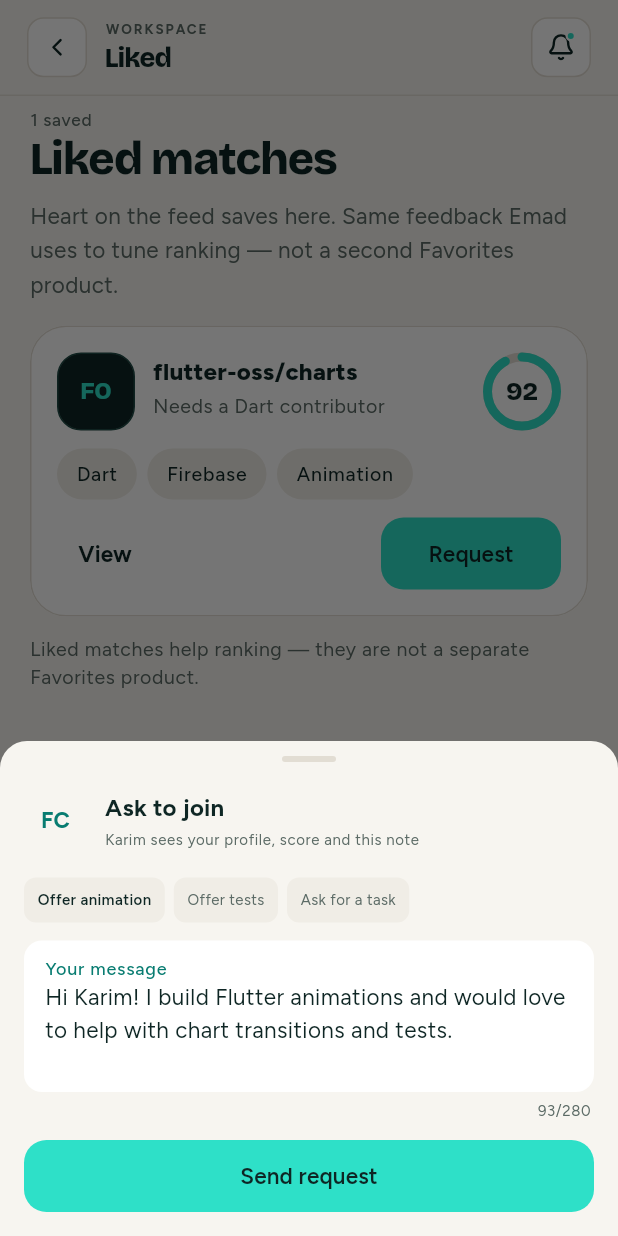
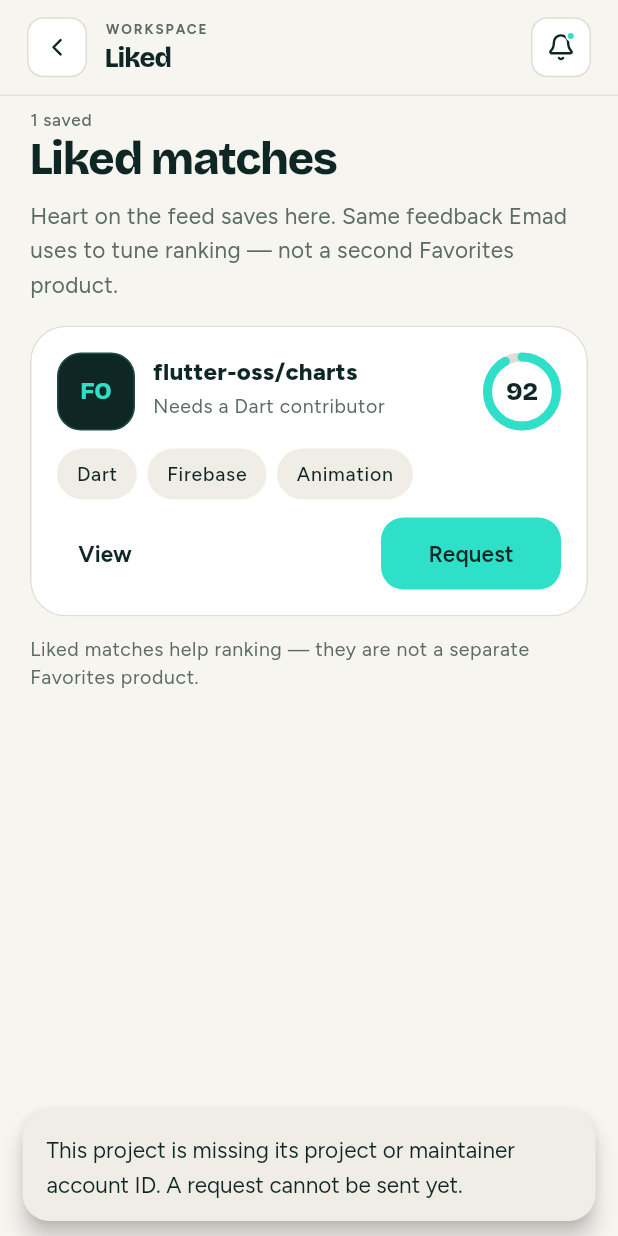
Before and after one commit to devDoniaAlhosin/devsync-open-source-collaboration-app, a Flutter app: the LikedMatchesScreen screen opened by its route, after a tap on "Request", on a phone screen of 412 x 824 dp. Run offline on Flutter 3.47's test engine with Material 3 defaults, Android fonts, the phone set to English and light mode, and no system bars; our stand-ins replace cloud_firestore, equatable, firebase_auth, firebase_core, firebase_messaging, flutter_bloc and 5 more; accounts and stored records are empty.

Commit message:
feat(requests): complete owner-aware collaboration request flow

```diff
--- a/lib/core/di/injection.dart
+++ b/lib/core/di/injection.dart
@@ -163,7 +163,10 @@ void _registerProjects() {
   getIt
     ..registerLazySingleton(ProjectsLocalDataSource.new)
     ..registerLazySingleton<ProjectsRepository>(
-      () => ProjectsRepositoryImpl(localDataSource: getIt()),
+      () => ProjectsRepositoryImpl(
+        localDataSource: getIt(),
+        firebaseAuth: getIt<FirebaseAuth>(),
+      ),
     )
     ..registerLazySingleton(() => GetProjects(getIt()))
     ..registerLazySingleton(() => GetProjectStats(getIt()))
--- a/lib/features/matching/presentation/screens/liked_matches_screen.dart
+++ b/lib/features/matching/presentation/screens/liked_matches_screen.dart
@@ -91,6 +91,8 @@ class LikedMatchesScreen extends StatelessWidget {
                               projectName: match.projectName,
                               maintainerName: 'Karim',
                               initials: initialsFromTitle(match.projectName),
+                              projectId: match.projectId,
+                              ownerId: match.maintainerId,
                               matchPercent: match.score.round(),
                             );
                           },
@@ -158,9 +160,7 @@ class _LikedMatchCard extends StatelessWidget {
                     const SizedBox(height: 2),
                     Text(
                       match.description,
-                      style: textTheme.bodySmall?.copyWith(
-                        color: ds.textMuted,
-                      ),
+                      style: textTheme.bodySmall?.copyWith(color: ds.textMuted),
                     ),
                   ],
                 ),
--- a/lib/features/matching/presentation/widgets/project_details_chrome.dart
+++ b/lib/features/matching/presentation/widgets/project_details_chrome.dart
@@ -26,6 +26,8 @@ class CollaborationAction extends StatelessWidget {
       projectName: match.projectName,
       maintainerName: maintainerName,
       initials: initialsFromTitle(match.projectName),
+      projectId: match.projectId,
+      ownerId: match.maintainerId,
       matchPercent: match.score.round(),
     );
   }
--- a/lib/features/projects/domain/entities/project.dart
+++ b/lib/features/projects/domain/entities/project.dart
@@ -10,6 +10,7 @@ class Project {
     required this.requestsCount,
     required this.matchPercentage,
     required this.isOwner,
+    this.ownerId,
   });
 
   final String id;
@@ -22,6 +23,7 @@ class Project {
   final int requestsCount;
   final int matchPercentage;
   final bool isOwner;
+  final String? ownerId;
 
   String get initials => initialsFromTitle(title);
 
@@ -53,6 +55,7 @@ class Project {
     int? requestsCount,
     int? matchPercentage,
     bool? isOwner,
+    String? ownerId,
   }) {
     return Project(
       id: id ?? this.id,
@@ -65,6 +68,7 @@ class Project {
       requestsCount: requestsCount ?? this.requestsCount,
       matchPercentage: matchPercentage ?? this.matchPercentage,
       isOwner: isOwner ?? this.isOwner,
+      ownerId: ownerId ?? this.ownerId,
     );
   }
 }
--- a/lib/features/projects/presentation/screens/discover_projects_screen.dart
+++ b/lib/features/projects/presentation/screens/discover_projects_screen.dart
@@ -80,6 +80,8 @@ class _DiscoverProjectsScreenState extends State<DiscoverProjectsScreen> {
       projectName: project.title,
       maintainerName: 'Karim',
       initials: project.initials,
+      projectId: project.id,
+      ownerId: project.ownerId,
       matchPercent: project.matchPercentage,
     );
     if (!mounted || !sent) return;
@@ -171,7 +173,8 @@ class _DiscoverProjectsScreenState extends State<DiscoverProjectsScreen> {
                       LayoutBuilder(
                         builder: (context, listConstraints) {
                           if (listConstraints.maxWidth >= 860) {
-                          final cardWidth = (listConstraints.maxWidth - 16) / 2;
+                            final cardWidth =
+                                (listConstraints.maxWidth - 16) / 2;
                             return Wrap(
                               spacing: 16,
                               runSpacing: 16,
@@ -243,10 +246,7 @@ class _EmptyDiscoverState extends StatelessWidget {
               borderRadius: BorderRadius.circular(16),
               border: Border.all(color: context.ds.border),
             ),
-            child: const Icon(
-              AppIcons.search,
-              color: AppColors.teal,
-            ),
+            child: const Icon(AppIcons.search, color: AppColors.teal),
           ),
           const SizedBox(height: 16),
           Text(
@@ -268,9 +268,9 @@ class _EmptyDiscoverState extends StatelessWidget {
             onPressed: onReset,
             child: Text(
               'Clear filters',
-              style: Theme.of(context).textTheme.labelLarge?.copyWith(
-                color: AppColors.teal,
-              ),
+              style: Theme.of(
+                context,
+              ).textTheme.labelLarge?.copyWith(color: AppColors.teal),
             ),
           ),
         ],
--- a/lib/features/projects/presentation/screens/project_details_screen.dart
+++ b/lib/features/projects/presentation/screens/project_details_screen.dart
@@ -24,11 +24,7 @@ import '../widgets/skill_alignment_bar.dart';
 import '../widgets/tech_tag.dart';
 
 class ProjectDetailsScreen extends StatefulWidget {
-  const ProjectDetailsScreen({
-    required this.project,
-    this.stats,
-    super.key,
-  });
+  const ProjectDetailsScreen({required this.project, this.stats, super.key});
 
   final Project project;
 
@@ -85,6 +81,8 @@ class _ProjectDetailsScreenState extends State<ProjectDetailsScreen> {
       projectName: widget.project.title,
       maintainerName: stats.ownerName,
       initials: initialsFromTitle(widget.project.title),
+      projectId: widget.project.id,
+      ownerId: widget.project.ownerId,
       matchPercent: widget.project.matchPercentage,
     );
     if (!mounted || !sent) return;
@@ -152,9 +150,7 @@ class _ProjectDetailsScreenState extends State<ProjectDetailsScreen> {
                                 title: 'About',
                                 trailing: Text(
                                   'Open source',
-                                  style: Theme.of(context)
-                                      .textTheme
-                                      .labelMedium
+                                  style: Theme.of(context).textTheme.labelMedium
                                       ?.copyWith(
                                         color: AppColors.teal,
                                         fontSize: 11,
@@ -165,12 +161,11 @@ class _ProjectDetailsScreenState extends State<ProjectDetailsScreen> {
                               const SizedBox(height: 8),
                               Text(
                                 widget.project.description,
-                                style: Theme.of(context)
-                                    .textTheme
-                                    .bodyMedium
+                                style: Theme.of(context).textTheme.bodyMedium
                                     ?.copyWith(
-                                      color: context.ds.textPrimary
-                                          .withValues(alpha: 0.87),
+                                      color: context.ds.textPrimary.withValues(
+                                        alpha: 0.87,
+                                      ),
                                       height: 1.65,
                                       fontSize: 14.5,
                                     ),
@@ -306,10 +301,7 @@ class _ProjectDetailsScreenState extends State<ProjectDetailsScreen> {
     return Row(
       children: [
         Expanded(
-          child: MetricTile(
-            value: formatNumber(stats.stars),
-            label: 'Stars',
-          ),
+          child: MetricTile(value: formatNumber(stats.stars), label: 'Stars'),
         ),
         const SizedBox(width: 10),
         Expanded(
@@ -320,10 +312,7 @@ class _ProjectDetailsScreenState extends State<ProjectDetailsScreen> {
         ),
         const SizedBox(width: 10),
         Expanded(
-          child: MetricTile(
-            value: '${stats.openTasks}',
-            label: 'Open tasks',
-          ),
+          child: MetricTile(value: '${stats.openTasks}', label: 'Open tasks'),
         ),
       ],
     );
@@ -340,10 +329,7 @@ class _ProjectDetailsScreenState extends State<ProjectDetailsScreen> {
       ),
       child: Row(
         children: [
-          ProjectAvatar(
-            initials: initialsFromTitle(stats.ownerName),
-            size: 44,
-          ),
+          ProjectAvatar(initials: initialsFromTitle(stats.ownerName), size: 44),
           const SizedBox(width: 12),
           Expanded(
             child: Column(
--- a/lib/features/requests/presentation/collaboration_request_flow.dart
+++ b/lib/features/requests/presentation/collaboration_request_flow.dart
@@ -1,25 +1,44 @@
 import 'package:flutter/material.dart';
 
 import '../../../app/app_routes.dart';
+import '../../../core/di/injection.dart';
 import '../../projects/domain/entities/project.dart';
 import '../domain/entities/collaboration_request.dart';
+import 'cubit/requests_cubit.dart';
 import 'screens/notification_permission_screen.dart';
 import 'widgets/request_join_sheet.dart';
 
-/// Opens the join sheet; on **Done** pushes the notification soft-ask screen.
-///
-/// Returns `true` when the user completed send (reached Done). Dismissing the
-/// sheet without Done returns `false` and does not navigate.
+/// Saves the collaboration request before showing the success step.
 Future<bool> presentCollaborationRequestFlow(
   BuildContext context, {
   required String projectName,
   required String maintainerName,
   String? initials,
+  String? projectId,
+  String? ownerId,
   int matchPercent = 0,
 }) async {
-  final result = await showRequestJoinSheet(
-    context,
-    item: RequestItem(
+  final resolvedProjectId = projectId?.trim();
+  final resolvedOwnerId = ownerId?.trim();
+
+  if (resolvedProjectId == null ||
+      resolvedProjectId.isEmpty ||
+      resolvedOwnerId == null ||
+      resolvedOwnerId.isEmpty) {
+    ScaffoldMessenger.of(context).showSnackBar(
+      const SnackBar(
+        content: Text(
+          'This project is missing its project or maintainer account ID. '
+          'A request cannot be sent yet.',
+        ),
+      ),
+    );
+    return false;
+  }
+
+  final requestItem = RequestItem(
+    projectId: resolvedProjectId,
+    ownerId: resolvedOwnerId,
     initials: initials ?? initialsFromTitle(projectName),
     title: projectName,
     subtitle: 'Pending',
@@ -27,9 +46,21 @@ Future<bool> presentCollaborationRequestFlow(
     type: RequestType.sent,
     targetName: projectName,
     matchPercent: matchPercent,
-    ),
+  );
+
+  final requestsCubit = getIt<RequestsCubit>();
+  final RequestJoinResult? result;
+  try {
+    result = await showRequestJoinSheet(
+      context,
+      item: requestItem,
       maintainerName: maintainerName,
+      onSend: (message) =>
+          requestsCubit.create(requestItem.copyWith(message: message)),
     );
+  } finally {
+    await requestsCubit.close();
+  }
 
   if (!context.mounted || result == null) return false;
 
--- a/lib/features/requests/presentation/widgets/request_details.dart
+++ b/lib/features/requests/presentation/widgets/request_details.dart
@@ -39,8 +39,7 @@ class _RequestDetailsScreenState extends State<RequestDetailsScreen>
     super.dispose();
   }
 
-  bool get _canRespond =>
-      item.type == RequestType.received && item.status == RequestStatus.isNew;
+  bool get _canRespond => item.isReceived && item.isPending;
 
   @override
   Widget build(BuildContext context) {
```
Also changed, not shown: lib/features/matching/data/datasources/matching_remote_data_source.dart (+0 -10 lines), lib/features/projects/data/repositories/projects_repository_impl.dart (+13 -3 lines), lib/features/requests/data/datasources/requests_remote_data_source.dart (+34 -9 lines), lib/features/requests/data/models/request_model.dart (+10 -8 lines), lib/features/requests/presentation/cubit/requests_cubit.dart (+31 -8 lines), lib/features/requests/presentation/cubit/requests_state.dart (+14 -4 lines), lib/features/requests/presentation/screens/requests_screen.dart (+23 -3 lines), lib/features/requests/presentation/widgets/request_card.dart (+4 -6 lines), lib/features/requests/presentation/widgets/request_join_sheet.dart (+50 -8 lines), 2 other files. Lines whose indentation alone changed are shown as unchanged.
